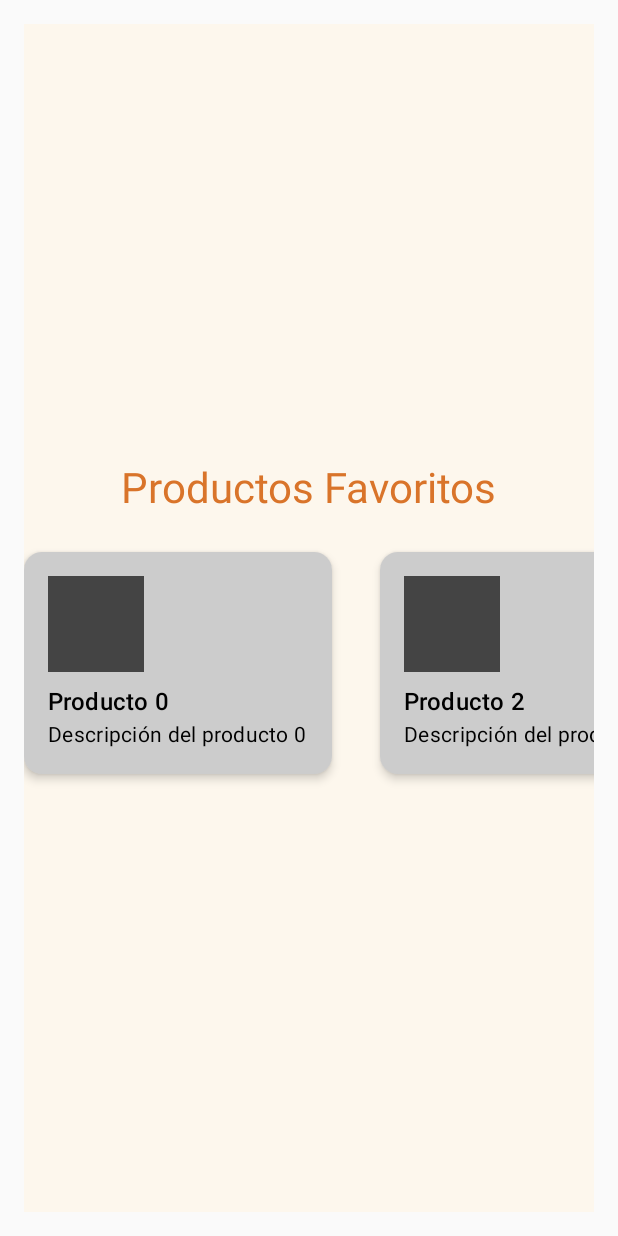
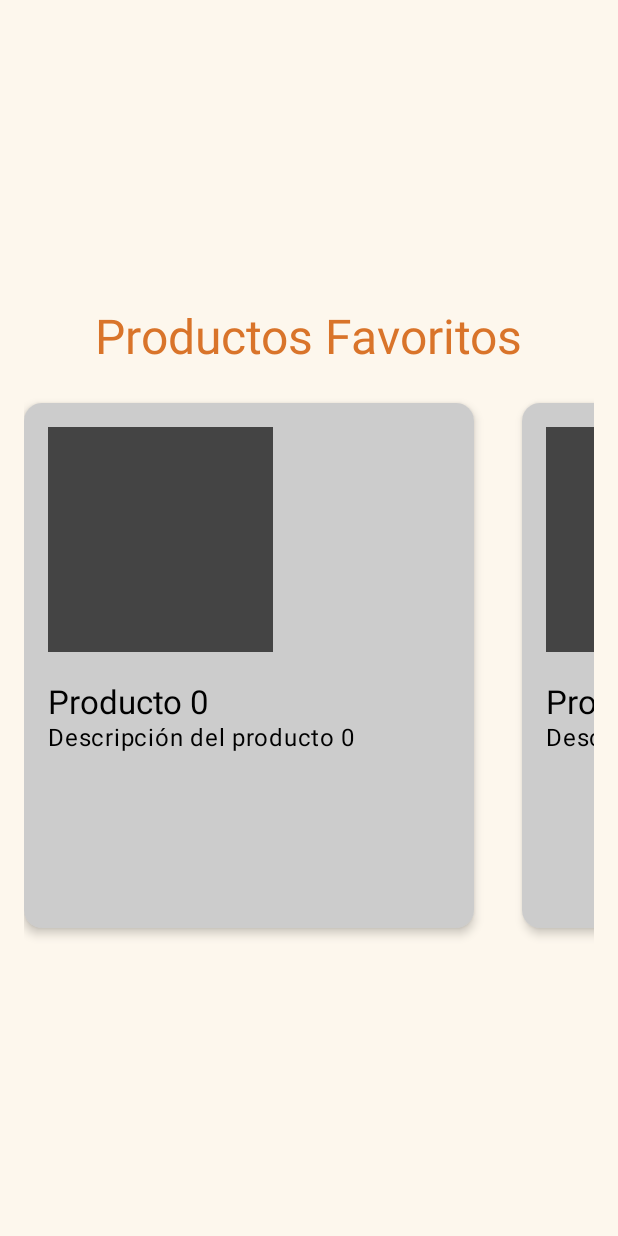
Before and after one commit to AntoBadami/ManosLocales, an Android app built with Jetpack Compose: the FavoritosScreen screen opened through its navigation route, on a phone screen of 412 x 824 dp. Run offline under Robolectric (Android 15) with nearby library versions, the phone set to English and light mode, and no system bars.

Commit message:
desarrollo de detalle de producto y de pantalla de favoritos

```diff
--- a/app/src/main/java/com/tecmov2025/manoslocales/FavoritosScreen.kt
+++ b/app/src/main/java/com/tecmov2025/manoslocales/FavoritosScreen.kt
@@ -22,6 +22,7 @@ import androidx.compose.ui.Alignment
 import androidx.compose.ui.Modifier
 import androidx.compose.ui.graphics.Color
 import androidx.compose.ui.unit.dp
+import androidx.compose.ui.unit.sp
 import androidx.lifecycle.viewmodel.compose.viewModel
 import androidx.navigation.NavController
 import androidx.navigation.NavHostController
@@ -34,7 +35,6 @@ fun FavoritosScreen(navController: NavController,viewModel: ProductViewModel) {
     Box(
         modifier = Modifier
             .fillMaxSize()
-            .padding(16.dp)
             .background(MaterialTheme.colorScheme.background),
         contentAlignment = Alignment.Center
     )
@@ -44,22 +44,29 @@ fun FavoritosScreen(navController: NavController,viewModel: ProductViewModel) {
         ) {
             Text(
                 text = "Productos Favoritos",
-                style = MaterialTheme.typography.headlineMedium,
+                style = MaterialTheme.typography.headlineSmall.copy(
+                    fontSize = 32.sp
+                ),
                 color = MaterialTheme.colorScheme.primary
             )
 
             Spacer(modifier = Modifier.height(24.dp))
 
             LazyRow(
-                horizontalArrangement = Arrangement.spacedBy(16.dp)
+                horizontalArrangement = Arrangement.spacedBy(16.dp),
+                modifier = Modifier
+                    .fillMaxWidth()
+                    .padding(horizontal = 16.dp)
             ) {
                 items(productos.size) { index ->
                     if(productos[index].favoritoState)
                     {
                         Box(modifier = Modifier
-                            .weight(1f))
+                            .height(350.dp)
+                            .width(300.dp)
+                        )
                         {
-                            ProductoCard(productos[index],viewModel,navController)
+                            ProductoCard(productos[index],viewModel,navController, true)
                         }
                     }
                 }
--- a/app/src/main/java/com/tecmov2025/manoslocales/ProductCard.kt
+++ b/app/src/main/java/com/tecmov2025/manoslocales/ProductCard.kt
@@ -1,9 +1,11 @@
 package com.tecmov2025.manoslocales
 
 import androidx.compose.foundation.background
+import androidx.compose.foundation.layout.Arrangement
 import androidx.compose.foundation.layout.Box
 import androidx.compose.foundation.layout.Column
 import androidx.compose.foundation.layout.Spacer
+import androidx.compose.foundation.layout.fillMaxSize
 import androidx.compose.foundation.layout.fillMaxWidth
 import androidx.compose.foundation.layout.height
 import androidx.compose.foundation.layout.padding
@@ -13,6 +15,7 @@ import androidx.compose.material3.CardDefaults
 import androidx.compose.material3.MaterialTheme
 import androidx.compose.material3.Text
 import androidx.compose.runtime.Composable
+import androidx.compose.ui.Alignment
 import androidx.compose.ui.Modifier
 import androidx.compose.ui.graphics.Color
 import androidx.compose.ui.unit.dp
@@ -23,11 +26,12 @@ import androidx.navigation.compose.NavHost
 import androidx.navigation.compose.composable
 
 @Composable
-fun ProductoCard(producto: Producto, viewModel: ProductViewModel, navController: NavController) {
+fun ProductoCard(producto: Producto, viewModel: ProductViewModel, navController: NavController, isFavoritoView: Boolean = false) {
 
     Card(
         modifier = Modifier
-            .fillMaxWidth(),
+            .fillMaxWidth()
+            .fillMaxSize(),
         colors = CardDefaults.cardColors(containerColor = Color.LightGray),
         elevation = CardDefaults.cardElevation(defaultElevation = 4.dp),
         onClick = {
@@ -37,25 +41,30 @@ fun ProductoCard(producto: Producto, viewModel: ProductViewModel, navController:
     ) {
         Column(
             modifier = Modifier
-                .fillMaxWidth()
+                .fillMaxSize()
                 .padding(16.dp)
         ) {
+            val imageSize = if (isFavoritoView) 150.dp else 64.dp
+            val spacerSize = if (isFavoritoView) 20.dp else 8.dp
+            val titleStyle = if (isFavoritoView) MaterialTheme.typography.titleLarge else MaterialTheme.typography.titleMedium
+            val bodyStyle = if (isFavoritoView) MaterialTheme.typography.bodyLarge else MaterialTheme.typography.bodyMedium
+
             //espacio para la imagen del producto
             Box(
                 modifier = Modifier
-                    .size(64.dp)
+                    .size(imageSize)
                     .background(Color.DarkGray)
             )
 
-            Spacer(modifier = Modifier.height(8.dp))
+            Spacer(modifier = Modifier.height(spacerSize))
 
             Text(
                 text = producto.nombre,
-                style = MaterialTheme.typography.titleMedium
+                style = titleStyle
             )
             Text(
                 text = producto.descripcion,
-                style = MaterialTheme.typography.bodyMedium
+                style = bodyStyle
             )
         }
     }
```
Also changed, not shown: app/src/main/java/com/tecmov2025/manoslocales/ProductScreen.kt (+76 -17 lines).
